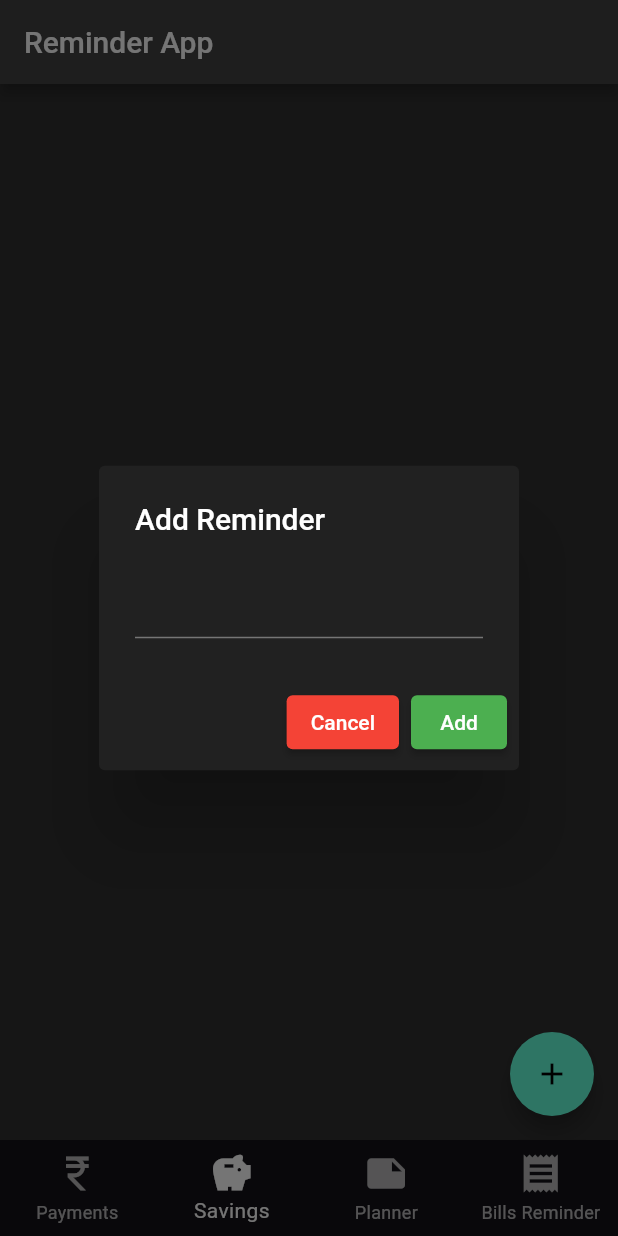
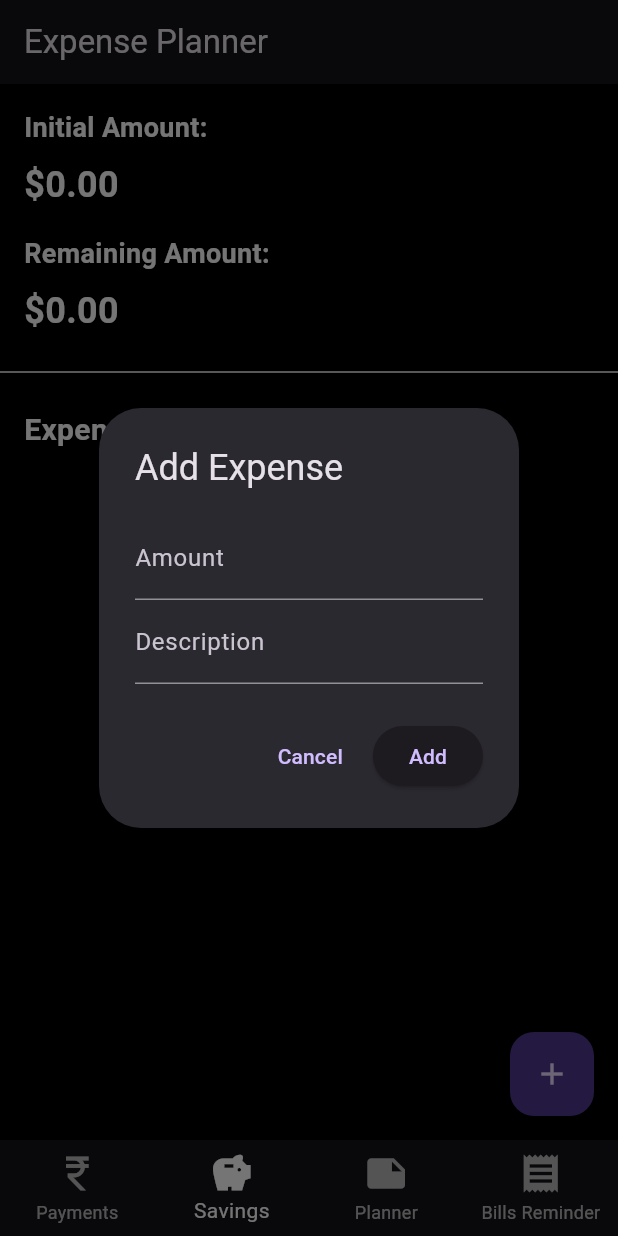
Before and after one commit to karthxk07/BeriPay, a Flutter app: the screen it shows after launch, item 2 of the bottom bar chosen, after a tap on the "add" icon, on a phone screen of 412 x 824 dp. Run offline on Flutter 3.47's test engine with Material 2 defaults, Android fonts, the phone set to English and light mode, and no system bars; our stand-ins replace google_fonts.

Commit message:
added planner

```diff
--- a/lib/main.dart
+++ b/lib/main.dart
@@ -2,7 +2,7 @@ import 'package:flutter/material.dart';
 import 'package:google_fonts/google_fonts.dart';
 import 'package:beripay/widgets/contacts.dart';
 import 'package:beripay/widgets/reminder.dart';
-
+import 'package:beripay/widgets/planner.dart';
 
 void main() {
   runApp(const MyApp());
@@ -36,9 +36,10 @@ class _MyHomePageState extends State<MyHomePage> {
   int _selectedIndex = 0;
   static List<Widget> _widgetOptions = <Widget>[
     Contacts(),
-   ReminderApp(),
+    ExpensePlanner(),
     Text('Profile Page',
         style: TextStyle(fontSize: 35, fontWeight: FontWeight.bold)),
+    ReminderApp(),
   ];
 
   void _onItemTapped(int index) {
--- a/lib/widgets/contacts.dart
+++ b/lib/widgets/contacts.dart
@@ -1,5 +1,6 @@
 import 'package:flutter/material.dart';
 import 'package:google_fonts/google_fonts.dart';
+import 'package:beripay/widgets/upipayment.dart';
 
 class Contacts extends StatelessWidget {
   const Contacts({super.key});
@@ -23,7 +24,14 @@ class Contacts extends StatelessWidget {
               )),
         ),
       ),
-      const Card(child: Text("Pay using UPI")),
+      Padding(
+        padding: const EdgeInsets.all(2.0),
+        child: UpiPaymentCard(
+          onPressed: () {
+            print("UPI Payment button pressed");
+          },
+        ),
+      ),
       GridView.count(
         scrollDirection: Axis.vertical,
         shrinkWrap: true,
@@ -47,7 +55,7 @@ class Contacts extends StatelessWidget {
               backgroundColor: Color.fromARGB(255, 126, 38, 31),
               radius: 20,
               child: Text(
-                "K",
+                "PK",
                 style: TextStyle(fontSize: 30),
               ),
             ),
@@ -58,7 +66,7 @@ class Contacts extends StatelessWidget {
               backgroundColor: Color.fromARGB(255, 126, 38, 31),
               radius: 20,
               child: Text(
-                "K",
+                "UP",
                 style: TextStyle(fontSize: 30),
               ),
             ),
@@ -69,7 +77,7 @@ class Contacts extends StatelessWidget {
               backgroundColor: Color.fromARGB(255, 126, 38, 31),
               radius: 20,
               child: Text(
-                "K",
+                "AR",
                 style: TextStyle(fontSize: 30),
               ),
             ),
@@ -80,7 +88,40 @@ class Contacts extends StatelessWidget {
               backgroundColor: Color.fromARGB(255, 126, 38, 31),
               radius: 20,
               child: Text(
-                "K",
+                "KK",
+                style: TextStyle(fontSize: 30),
+              ),
+            ),
+          ),
+          Padding(
+            padding: EdgeInsets.only(left: 15, right: 15, top: 0, bottom: 0),
+            child: CircleAvatar(
+              backgroundColor: Color.fromARGB(255, 126, 38, 31),
+              radius: 20,
+              child: Text(
+                "SK",
+                style: TextStyle(fontSize: 30),
+              ),
+            ),
+          ),
+          Padding(
+            padding: EdgeInsets.only(left: 15, right: 15, top: 0, bottom: 0),
+            child: CircleAvatar(
+              backgroundColor: Color.fromARGB(255, 126, 38, 31),
+              radius: 20,
+              child: Text(
+                "SS",
+                style: TextStyle(fontSize: 30),
+              ),
+            ),
+          ),
+          Padding(
+            padding: EdgeInsets.only(left: 15, right: 15, top: 0, bottom: 0),
+            child: CircleAvatar(
+              backgroundColor: Color.fromARGB(255, 126, 38, 31),
+              radius: 20,
+              child: Text(
+                "PS",
                 style: TextStyle(fontSize: 30),
               ),
             ),
--- /dev/null
+++ b/lib/widgets/planner.dart
@@ -0,0 +1,215 @@
+import 'package:flutter/material.dart';
+
+class ExpensePlanner extends StatefulWidget {
+  @override
+  _ExpensePlannerState createState() => _ExpensePlannerState();
+}
+
+class _ExpensePlannerState extends State<ExpensePlanner> {
+  double initialAmount = 0.0;
+  double remainingAmount = 0.0;
+  List<ExpenseItem> expenseList = [];
+
+  void addExpense(double amount, String description) {
+    setState(() {
+      expenseList.add(ExpenseItem(amount: amount, description: description));
+      remainingAmount -= amount;
+    });
+  }
+
+  @override
+  Widget build(BuildContext context) {
+    return Scaffold(
+      appBar: AppBar(
+        title: Text('Expense Planner'),
+      ),
+      body: Container(
+        color: Colors.black,
+        child: Column(
+          crossAxisAlignment: CrossAxisAlignment.start,
+          children: [
+            Padding(
+              padding: const EdgeInsets.all(16.0),
+              child: Column(
+                crossAxisAlignment: CrossAxisAlignment.start,
+                children: [
+                  Text(
+                    'Initial Amount:',
+                    style: TextStyle(
+                      color: Colors.white,
+                      fontSize: 18.0,
+                      fontWeight: FontWeight.bold,
+                    ),
+                  ),
+                  SizedBox(height: 8.0),
+                  Text(
+                    '\$${initialAmount.toStringAsFixed(2)}',
+                    style: TextStyle(
+                      color: Colors.white,
+                      fontSize: 24.0,
+                      fontWeight: FontWeight.bold,
+                    ),
+                  ),
+                  SizedBox(height: 16.0),
+                  Text(
+                    'Remaining Amount:',
+                    style: TextStyle(
+                      color: Colors.white,
+                      fontSize: 18.0,
+                      fontWeight: FontWeight.bold,
+                    ),
+                  ),
+                  SizedBox(height: 8.0),
+                  Text(
+                    '\$${remainingAmount.toStringAsFixed(2)}',
+                    style: TextStyle(
+                      color: Colors.white,
+                      fontSize: 24.0,
+                      fontWeight: FontWeight.bold,
+                    ),
+                  ),
+                ],
+              ),
+            ),
+            Divider(color: Colors.white),
+            Padding(
+              padding: const EdgeInsets.all(16.0),
+              child: Text(
+                'Expense List',
+                style: TextStyle(
+                  color: Colors.white,
+                  fontSize: 20.0,
+                  fontWeight: FontWeight.bold,
+                ),
+              ),
+            ),
+            Expanded(
+              child: ListView.builder(
+                itemCount: expenseList.length,
+                itemBuilder: (context, index) {
+                  return ListTile(
+                    leading: CircleAvatar(
+                      backgroundColor: Colors.white,
+                      child: Text(
+                        '\$${expenseList[index].amount.toStringAsFixed(2)}',
+                        style: TextStyle(
+                          fontWeight: FontWeight.bold,
+                          color: Colors.black,
+                        ),
+                      ),
+                    ),
+                    title: Text(
+                      expenseList[index].description,
+                      style: TextStyle(
+                        color: Colors.white,
+                      ),
+                    ),
+                  );
+                },
+              ),
+            ),
+          ],
+        ),
+      ),
+      floatingActionButton: FloatingActionButton(
+        onPressed: () {
+          showDialog(
+            context: context,
+            builder: (context) => AddExpenseDialog(
+              onAddExpense: addExpense,
+            ),
+          );
+        },
+        child: Icon(Icons.add),
+      ),
+    );
+  }
+}
+
+class ExpenseItem {
+  final double amount;
+  final String description;
+
+  ExpenseItem({required this.amount, required this.description});
+}
+
+class AddExpenseDialog extends StatefulWidget {
+  final Function(double amount, String description) onAddExpense;
+
+  AddExpenseDialog({required this.onAddExpense});
+
+  @override
+  _AddExpenseDialogState createState() => _AddExpenseDialogState();
+}
+
+class _AddExpenseDialogState extends State<AddExpenseDialog> {
+  final _formKey = GlobalKey<FormState>();
+  final _amountController = TextEditingController();
+  final _descriptionController = TextEditingController();
+
+  @override
+  void dispose() {
+    _amountController.dispose();
+    _descriptionController.dispose();
+    super.dispose();
+  }
+
+  @override
+  Widget build(BuildContext context) {
+    return AlertDialog(
+      title: Text('Add Expense'),
+      content: Form(
+        key: _formKey,
+        child: Column(
+          mainAxisSize: MainAxisSize.min,
+          children: [
+            TextFormField(
+              controller: _amountController,
+              keyboardType: TextInputType.numberWithOptions(decimal: true),
+              validator: (value) {
+                if (value == null || value.isEmpty) {
+                  return 'Please enter the amount';
+                }
+                return null;
+              },
+              decoration: InputDecoration(
+                labelText: 'Amount',
+              ),
+            ),
+            TextFormField(
+              controller: _descriptionController,
+              validator: (value) {
+                if (value == null || value.isEmpty) {
+                  return 'Please enter the description';
+                }
+                return null;
+              },
+              decoration: InputDecoration(
+                labelText: 'Description',
+              ),
+            ),
+          ],
+        ),
+      ),
+      actions: [
+        TextButton(
+          onPressed: () {
+            Navigator.of(context).pop();
+          },
+          child: Text('Cancel'),
+        ),
+        ElevatedButton(
+          onPressed: () {
+            if (_formKey.currentState!.validate()) {
+              final amount = double.parse(_amountController.text);
+              final description = _descriptionController.text;
+              widget.onAddExpense(amount, description);
+              Navigator.of(context).pop();
+            }
+          },
+          child: Text('Add'),
+        ),
+      ],
+    );
+  }
+}
--- /dev/null
+++ b/lib/widgets/upipayment.dart
@@ -0,0 +1,48 @@
+import 'package:flutter/material.dart';
+
+class UpiPaymentCard extends StatelessWidget {
+  final Function onPressed;
+
+  UpiPaymentCard({required this.onPressed});
+
+  @override
+  Widget build(BuildContext context) {
+    return Align(
+      alignment: Alignment.centerLeft,
+      child: Card(
+        color: Colors.black,
+        shape: RoundedRectangleBorder(
+          borderRadius: BorderRadius.circular(10.0),
+        ),
+        child: InkWell(
+          onTap: () {
+            onPressed();
+          },
+          borderRadius: BorderRadius.circular(10.0),
+          child: Padding(
+            padding: const EdgeInsets.all(16.0),
+            child: Column(
+              mainAxisAlignment: MainAxisAlignment.start,
+              children: [
+                Icon(
+                  Icons.payment,
+                  color: Colors.white,
+                  size: 40.0,
+                ),
+                SizedBox(height: 8.0),
+                Text(
+                  'Make UPI Payment',
+                  style: TextStyle(
+                    color: Colors.white,
+                    fontSize: 16.0,
+                    fontWeight: FontWeight.bold,
+                  ),
+                ),
+              ],
+            ),
+          ),
+        ),
+      ),
+    );
+  }
+}
```
